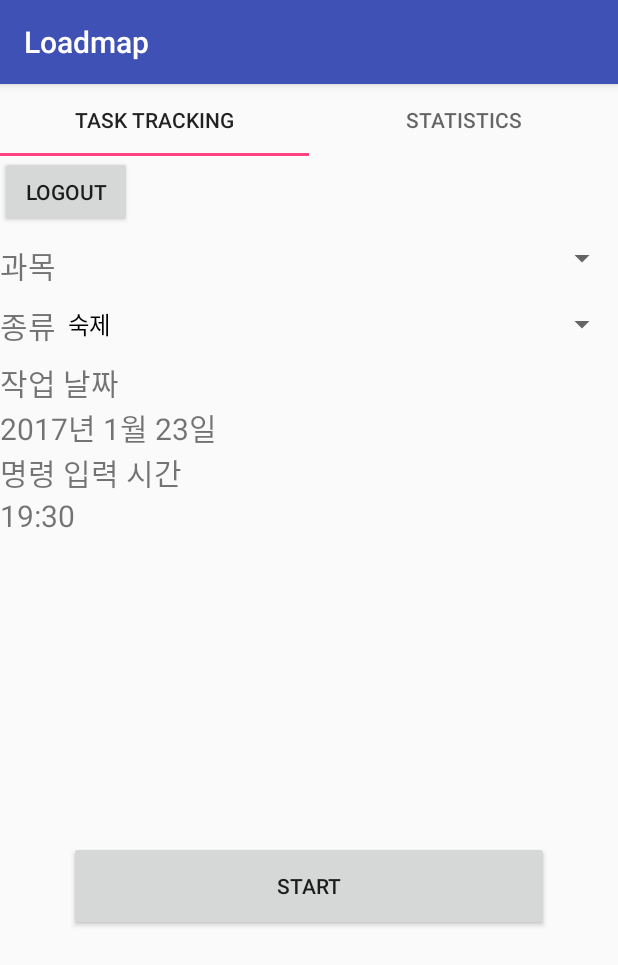
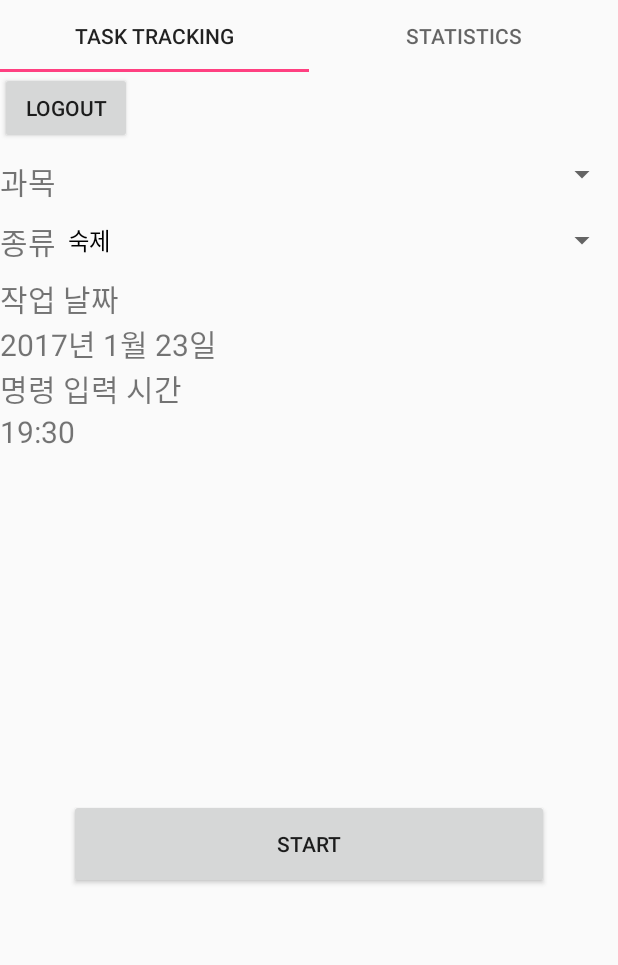
Before and after one commit to choch-o/Loadmap, an Android app: the MainActivity screen opened directly, with no data from a screen before it, on a phone screen of 412 x 824 dp. Shown: the top 965 px of the screen. Run offline under Robolectric (Android 15) with nearby library versions, the phone set to English and light mode, and no system bars; libraries missing offline, so code that uses them is left out: com.github.mikephil.charting, com.koushikdutta.async, com.koushikdutta.ion; pictures from the network do not load; 3 statements that could not run were skipped.

Commit message:
Pie charts for course and tasktype - functionally done

```diff
--- a/app/Loadmap/app/src/main/AndroidManifest.xml
+++ b/app/Loadmap/app/src/main/AndroidManifest.xml
@@ -13,15 +13,13 @@
         android:icon="@mipmap/ic_launcher"
         android:label="@string/app_name"
         android:supportsRtl="true"
-        android:theme="@style/AppTheme">
+        android:theme="@style/AppTheme.NoActionBar">
         <activity
-            android:name=".LoginActivity"
-            android:label="@string/app_name">
+            android:name=".LoginActivity">
         </activity>
         <activity android:name=".MainActivity">
             <intent-filter>
                 <action android:name="android.intent.action.MAIN" />
-
                 <category android:name="android.intent.category.LAUNCHER" />
             </intent-filter>
         </activity>
--- a/app/Loadmap/app/src/main/java/com/loadmap/chocho/loadmap/MyStatistics.java
+++ b/app/Loadmap/app/src/main/java/com/loadmap/chocho/loadmap/MyStatistics.java
@@ -7,10 +7,13 @@ import android.view.LayoutInflater;
 import android.view.View;
 import android.view.ViewGroup;
 import android.widget.Button;
+import android.widget.Toast;
 
+import com.github.mikephil.charting.animation.Easing;
 import com.github.mikephil.charting.buffer.BarBuffer;
 import com.github.mikephil.charting.charts.BarChart;
 import com.github.mikephil.charting.charts.PieChart;
+import com.github.mikephil.charting.components.Legend;
 import com.github.mikephil.charting.data.BarData;
 import com.github.mikephil.charting.data.BarDataSet;
 import com.github.mikephil.charting.data.BarEntry;
@@ -18,21 +21,28 @@ import com.github.mikephil.charting.data.Entry;
 import com.github.mikephil.charting.data.PieData;
 import com.github.mikephil.charting.data.PieDataSet;
 import com.github.mikephil.charting.data.PieEntry;
+import com.github.mikephil.charting.formatter.PercentFormatter;
+import com.github.mikephil.charting.highlight.Highlight;
+import com.github.mikephil.charting.listener.OnChartValueSelectedListener;
 import com.github.mikephil.charting.utils.ColorTemplate;
 
 import org.json.JSONArray;
 import org.json.JSONObject;
 
 import java.util.ArrayList;
+import java.util.Arrays;
+import java.util.Collections;
 import java.util.HashMap;
 import java.util.List;
+import java.util.Random;
 
 public class MyStatistics extends Fragment {
 
     private BarChart barChart;
-    private PieChart pieChart;
-    ArrayList<PieEntry> pieEntries = new ArrayList<PieEntry>();
-    ArrayList<String> pieLabels = new ArrayList<String>();
+    private PieChart coursePieChart;
+    private PieChart tasktypePieChart;
+    Course[] courses;
+    HashMap<String, TaskType[]> courseTypeHm = new HashMap<String, TaskType[]>();
 
     String serverURL = "http://52.78.52.132:3000";
     private static final String ARG_SECTION_NUMBER = "section_number";
@@ -55,14 +65,16 @@ public class MyStatistics extends Fragment {
                              Bundle savedInstanceState) {
         View rootView = inflater.inflate(R.layout.fragment_my_statistics, container, false);
 
-        barChart = (BarChart) rootView.findViewById(R.id.bar_chart);
-        pieChart = (PieChart) rootView.findViewById(R.id.pie_chart);
-        pieChart.setUsePercentValues(true);
+        // barChart = (BarChart) rootView.findViewById(R.id.bar_chart);
+        coursePieChart = (PieChart) rootView.findViewById(R.id.course_pie_chart);
+        tasktypePieChart = (PieChart) rootView.findViewById(R.id.tasktype_pie_chart);
+
         session = new SessionManager(getActivity());
         session.checkLogin();
         HashMap<String, String> user = session.getUserDetails();
         username = user.get(SessionManager.KEY_USERNAME);
 
+        /*
         Button reqButton = (Button) rootView.findViewById(R.id.request_button);
         reqButton.setOnClickListener(new View.OnClickListener() {
             @Override
@@ -70,6 +82,7 @@ public class MyStatistics extends Fragment {
                 getTasksFromServer();
             }
         });
+        */
 
         getTasksFromServer();
         return rootView;
@@ -85,55 +98,148 @@ public class MyStatistics extends Fragment {
         // for (Task task : myTasks) {
         for (int i = 0; i < myTasks.length; i++) {
             Task task = myTasks[i];
-            Log.d("DRAWING TASKS", Long.toString(task.getStartTime()));
+            Log.d("DRAWING TASKS", Long.toString(task.getDateTime()));
             Log.d("DURATION", Long.toString(task.getDuration()));
             // entries.add(new BarEntry(task.getStartTime(), task.getDuration()));
             entries.add(new BarEntry(i, task.getDuration()));
         }
-        BarDataSet dataSet = new BarDataSet(entries, "Label");
+        BarDataSet dataSet = new BarDataSet(entries, "Load");
         BarData barData = new BarData(dataSet);
         barChart.setData(barData);
         barChart.invalidate();
     }
 
-    void drawPieChart() {
-        PieDataSet dataSet = new PieDataSet(pieEntries, "Tasks by Courses");
-        dataSet.setColors(ColorTemplate.COLORFUL_COLORS);
-        PieData data = new PieData(dataSet);
 
-        pieChart.setData(data);
-        pieChart.invalidate();
-    }
     void getTasksFromServer() {
         OkHttpHandler handler = new OkHttpHandler();
 
         String result = null;
+        ArrayList<PieEntry> courseEntries = new ArrayList<PieEntry>();
+
         try {
             result = handler.execute(serverURL + "/tasks/" + username).get();
             Log.d("GET TASKS RESULT", result);
             JSONArray tasksByCourse = new JSONArray(result);
+            courses = new Course[tasksByCourse.length()];
             for (int i = 0; i < tasksByCourse.length(); i++) {
                 JSONObject obj = tasksByCourse.getJSONObject(i);
-                pieEntries.add(new PieEntry(obj.getLong("totalDuration"), i));
-                pieLabels.add(obj.getString("courseName"));
-//                obj.getString("courseName");
-//                obj.getLong("totalDuration");
+                courseEntries.add(new PieEntry(obj.getLong("totalDuration"), obj.getString("courseName")));
+                courses[i] = new Course();
+                courses[i].setName(obj.getString("courseName"));
+                courses[i].setTotalDuration(obj.getLong("totalDuration"));
+                courses[i].setId(obj.getString("_id"));
+
+                JSONArray tasksByTypes = obj.getJSONArray("tasksByType");
+                TaskType[] taskTypes = new TaskType[tasksByTypes.length()];
+                for (int j = 0; j < tasksByTypes.length(); j++) {
+                    taskTypes[j] = new TaskType();
+                    JSONObject type = tasksByTypes.getJSONObject(j);
+                    taskTypes[j].setTaskType(type.getString("tasktype"));
+                    taskTypes[j].setTotalDuration(type.getLong("subtotalDuration"));
+                    // taskTypes[i].setTasks(type.get);
+                }
+                courses[i].setTasks(taskTypes);
+
+                courseTypeHm.put(obj.getString("courseName"), taskTypes);
             }
-            /*
-            JSONArray tasks = new JSONArray(result);
-            myTasks = new Task[tasks.length()];
-            for (int i = 0; i < tasks.length(); i++) {
-                JSONObject task = tasks.getJSONObject(i);
-                /* myTasks[i] = new Task(task.getString("username"),
-                        task.getString("subject"),
-                        task.getString("tasktype"),
-                        task.getLong("datetime"),
-                        task.getLong("duration"));
-                Log.d("SORTED TASKS", Long.toString(myTasks[i].getStartTime()));
-            }*/
-            drawPieChart();
+
+            drawPieChart(courseEntries, coursePieChart, true);
         } catch (Exception e) {
             e.printStackTrace();
         }
     }
+
+    void drawPieChart(final ArrayList<PieEntry> pieEntries, PieChart pieChart, boolean course) {
+
+        pieChart.setUsePercentValues(true);
+        if (course) {
+            pieChart.setOnChartValueSelectedListener(new OnChartValueSelectedListener() {
+                @Override
+                public void onValueSelected(Entry e, Highlight h) {
+                    final ArrayList<PieEntry> taskTypeEntries = new ArrayList<PieEntry>();
+                    if (e == null)
+                        return;
+                    Log.d("ENTRY INFO", e.toString());
+                    Log.d("ENT IF", pieEntries.get((int) h.getX()).getLabel());
+                    Log.d("GET X", Float.toString(h.getX()));
+                    Log.d("GET Y", Float.toString(h.getY()));
+                    Log.d("VALUE SELECTED", h.toString());
+
+                    // Log.d("VALUE SELECTED", courseTypeHm.get(pieEntries.get((int) h.getX()).getLabel()).toString());
+                    Log.d("LABEL", pieEntries.get((int) h.getX()).getLabel());
+                    TaskType[] result = courseTypeHm.get(pieEntries.get((int) h.getX()).getLabel());
+                    Log.d("Result length", Integer.toString(result.length));
+                    for (TaskType tt : result) {
+                        taskTypeEntries.add(new PieEntry(tt.getTotalDuration(), tt.getTaskType()));
+                    }
+                    tasktypePieChart.invalidate();
+                    drawPieChart(taskTypeEntries, tasktypePieChart, false);
+                }
+
+                @Override
+                public void onNothingSelected() {
+
+                }
+            });
+        }
+        pieChart.setExtraOffsets(5, 10, 5, 5);
+        pieChart.setDragDecelerationFrictionCoef(0.95f);
+
+        PieDataSet dataSet = new PieDataSet(pieEntries, "Tasks by Courses");
+        // Pie chart styling
+
+        int[] colors = { getResources().getColor(R.color.piecolor2),
+                getResources().getColor(R.color.piecolor4),
+                getResources().getColor(R.color.piecolor5),
+                getResources().getColor(R.color.piecolor1),
+                getResources().getColor(R.color.piecolor7),
+                getResources().getColor(R.color.piecolor3),
+                getResources().getColor(R.color.piecolor6)
+        };
+
+        shuffleArray(colors);
+        dataSet.setColors(colors);
+        dataSet.setSliceSpace(3);
+        dataSet.setSelectionShift(5);
+
+        PieData data = new PieData(dataSet);
+        data.setValueFormatter(new PieValueFormatter());
+        data.setValueTextSize(11f);
+        data.setValueTextColor(getResources().getColor(R.color.textcolor));
+
+        pieChart.setDrawHoleEnabled(true);
+        pieChart.setHoleColor(getResources().getColor(R.color.color4));
+
+        pieChart.setTransparentCircleColor(getResources().getColor(R.color.color4));
+        pieChart.setTransparentCircleAlpha(110);
+
+        pieChart.setHoleRadius(45f);
+        pieChart.setTransparentCircleRadius(50f);
+
+        pieChart.setHighlightPerTapEnabled(true);
+
+        pieChart.setEntryLabelColor(getResources().getColor(R.color.textcolor));
+        pieChart.setEntryLabelTextSize(11f);
+
+        pieChart.setData(data);
+
+        pieChart.animateY(1400, Easing.EasingOption.EaseInOutQuad);
+
+        Legend legend = pieChart.getLegend();
+
+
+        pieChart.invalidate();
+    }
+
+    static void shuffleArray(int[] arr) {
+        Random rnd = new Random();
+        for (int i = arr.length - 1; i > 0; i--)
+        {
+            int index = rnd.nextInt(i + 1);
+            // Simple swap
+            int a = arr[index];
+            arr[index] = arr[i];
+            arr[i] = a;
+        }
+    }
 }
--- a/app/Loadmap/app/src/main/res/values/colors.xml
+++ b/app/Loadmap/app/src/main/res/values/colors.xml
@@ -8,4 +8,14 @@
     <color name="color3">#B74F30</color>
     <color name="color4">#474A50</color>
     <color name="color5">#BE7367</color>
+    <color name="textcolor">#FCFFF5</color>
+    <color name="piecolor1">#91BED4</color>
+    <color name="piecolor2">#8CBEB2</color>
+    <color name="piecolor3">#FFE184</color>
+    <color name="piecolor4">	#207178</color>
+    <color name="piecolor5">#FF9666</color>
+    <color name="piecolor6">#7E566B</color>
+    <color name="piecolor7">#348899</color>
+
+
 </resources>
--- a/app/Loadmap/app/src/main/res/values/styles.xml
+++ b/app/Loadmap/app/src/main/res/values/styles.xml
@@ -8,4 +8,9 @@
         <item name="colorAccent">@color/colorAccent</item>
     </style>
 
+    <style name="AppTheme.NoActionBar">
+        <item name="windowActionBar">false</item>
+        <item name="windowNoTitle">true</item>
+    </style>
+
 </resources>
```
Also changed, not shown: app/Loadmap/app/src/main/java/com/loadmap/chocho/loadmap/Course.java (+9 -1 lines), app/Loadmap/app/src/main/java/com/loadmap/chocho/loadmap/PieValueFormatter.java (added, +36 -0 lines), app/Loadmap/app/src/main/java/com/loadmap/chocho/loadmap/Task.java (+10 -10 lines), app/Loadmap/app/src/main/java/com/loadmap/chocho/loadmap/TaskType.java (added, +30 -0 lines), app/Loadmap/app/src/main/res/layout/fragment_my_statistics.xml (+11 -4 lines).
